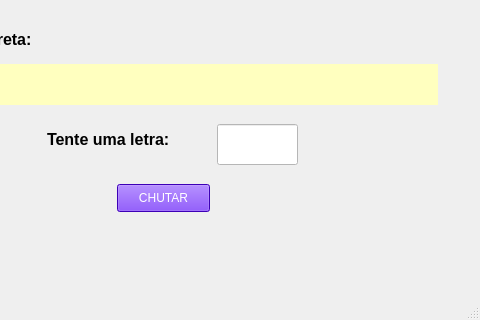
Qt form chuteletra.ui (lucianofg95/jogodaforcaempython-comgrafico) before a commit; both pictures show x 133 to 613 and y 456 to 776 of the 613 by 776 pixel window.
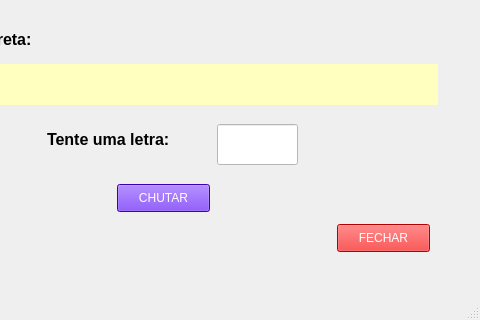
The same form after that commit.

The edit to the form file:
```diff
--- a/chuteletra.ui
+++ b/chuteletra.ui
@@ -292,6 +292,33 @@
      <string>Letras citadas:</string>
     </property>
    </widget>
+   <widget class="QPushButton" name="pushButton">
+    <property name="geometry">
+     <rect>
+      <x>470</x>
+      <y>680</y>
+      <width>93</width>
+      <height>28</height>
+     </rect>
+    </property>
+    <property name="styleSheet">
+     <string notr="true">color: rgb(255, 255, 255);
+background-color: rgb(255, 0, 0);</string>
+    </property>
+    <property name="text">
+     <string>FECHAR</string>
+    </property>
+   </widget>
+   <widget class="QTableWidget" name="tableWidget">
+    <property name="geometry">
+     <rect>
+      <x>640</x>
+      <y>670</y>
+      <width>256</width>
+      <height>192</height>
+     </rect>
+    </property>
+   </widget>
   </widget>
   <widget class="QMenuBar" name="menubar">
    <property name="geometry">
```
